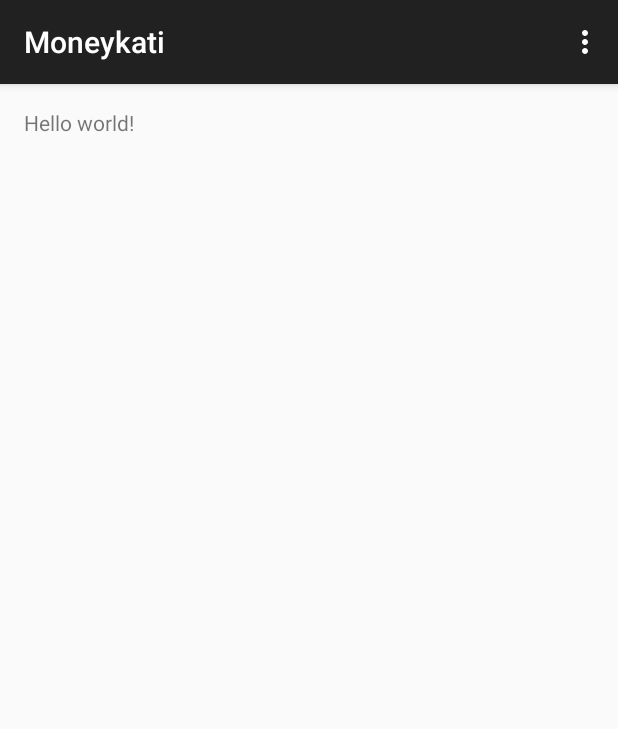
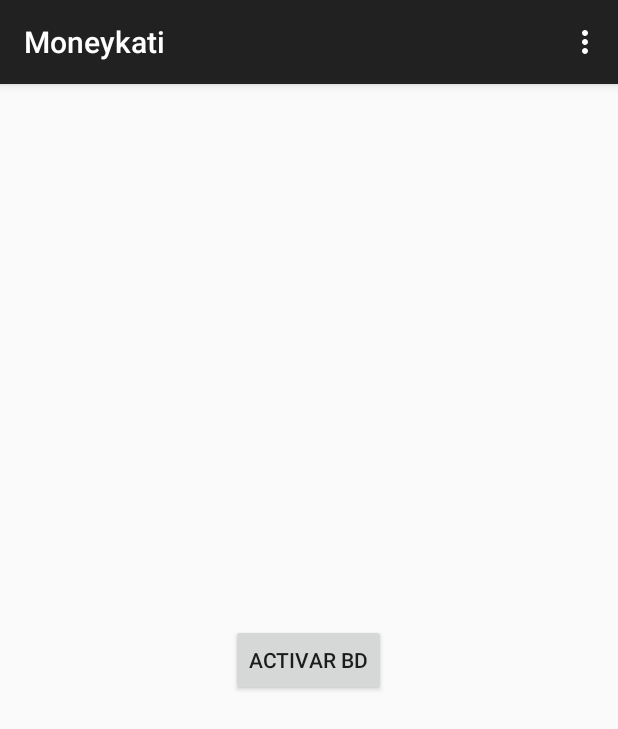
Before and after one commit to KoStyle/Moneykati, an Android app: the screen it shows after launch (MainActivity), on a phone screen of 412 x 824 dp. Shown: the top 729 px of the screen. Run offline under Robolectric (Android 15) with nearby library versions, the phone set to English and light mode, and no system bars.

```diff
--- a/app/src/main/res/layout/activity_main.xml
+++ b/app/src/main/res/layout/activity_main.xml
@@ -5,7 +5,14 @@
     android:paddingTop="@dimen/activity_vertical_margin"
     android:paddingBottom="@dimen/activity_vertical_margin" tools:context=".MainActivity">
 
-    <TextView android:text="@string/hello_world" android:layout_width="wrap_content"
-        android:layout_height="wrap_content" />
-
+    <Button
+        android:layout_width="wrap_content"
+        android:layout_height="wrap_content"
+        android:text="Activar BD"
+        android:id="@+id/button"
+        android:layout_centerVertical="true"
+        android:layout_centerHorizontal="true"
+        android:clickable="true"
+        android:enabled="true"
+        android:onClick="inizializeDB" />
 </RelativeLayout>
```
Also changed, not shown: app/src/main/java/com/kostyle/moneykati/MainActivity.java (+29 -0 lines), 1 other file.
